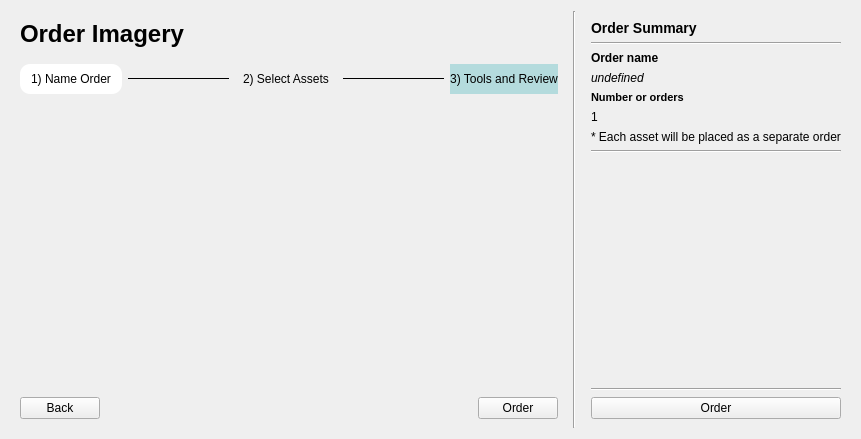
Above: planet_explorer/ui/pe_orders.ui from planetlabs/qgis-planet-plugin before the change. Below: the same form after it.
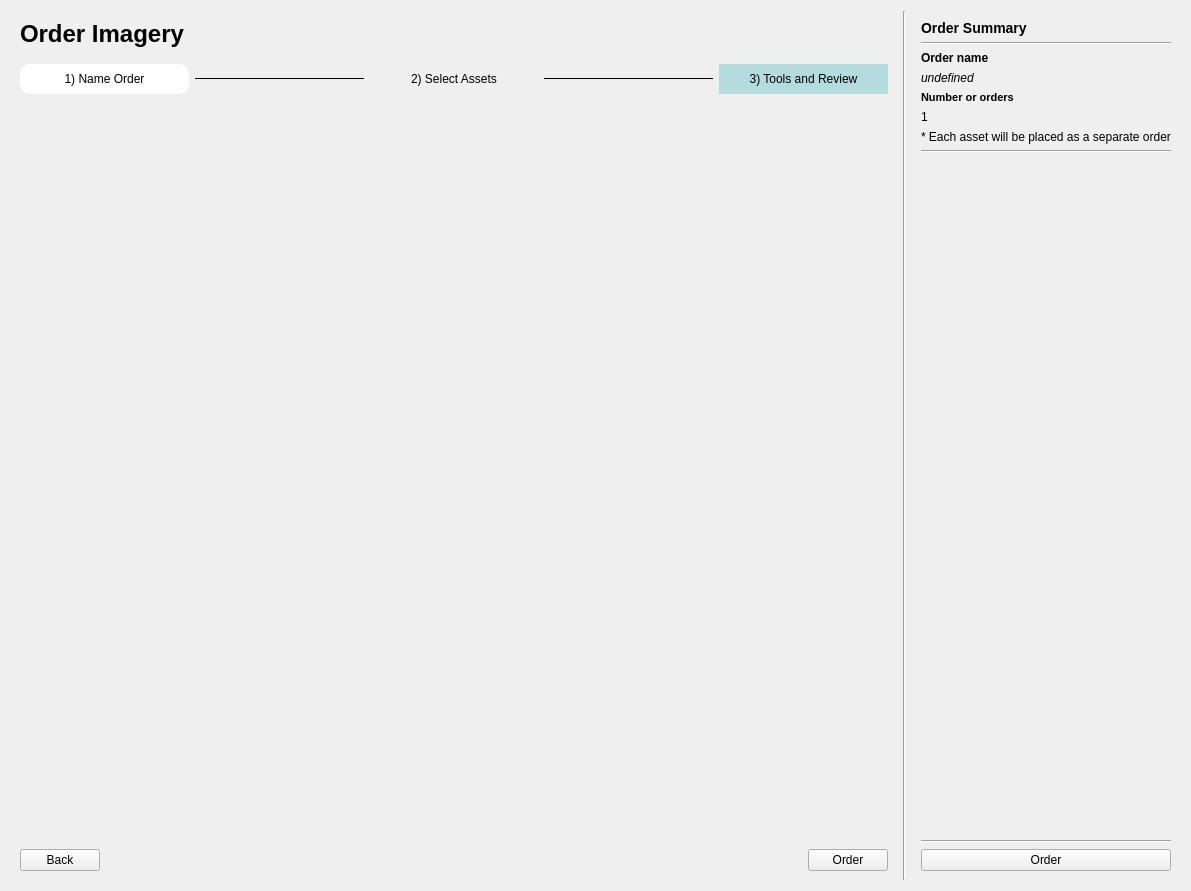
That is the form after the change. The open tabs and pages were chosen to show the change.

Commit message: correctly prepare orders from new order dialog

What changed in the file:
```diff
--- a/planet_explorer/ui/pe_orders.ui
+++ b/planet_explorer/ui/pe_orders.ui
@@ -6,8 +6,8 @@
    <rect>
     <x>0</x>
     <y>0</y>
-    <width>861</width>
-    <height>439</height>
+    <width>1191</width>
+    <height>891</height>
    </rect>
   </property>
   <property name="sizePolicy">
@@ -19,6 +19,8 @@
   <property name="windowTitle">
    <string>Dialog</string>
   </property>
+  <layout class="QVBoxLayout" name="verticalLayout_6">
+   <item>
   <layout class="QHBoxLayout" name="horizontalLayout">
    <item>
     <widget class="QWidget" name="widgetMain" native="true">
@@ -302,8 +304,8 @@
               <rect>
                <x>0</x>
                <y>0</y>
-               <width>100</width>
-               <height>30</height>
+                 <width>895</width>
+                 <height>726</height>
               </rect>
              </property>
             </widget>
@@ -448,6 +450,9 @@
         <property name="frameShape">
          <enum>QFrame::NoFrame</enum>
         </property>
+          <property name="horizontalScrollBarPolicy">
+           <enum>Qt::ScrollBarAlwaysOff</enum>
+          </property>
         <property name="widgetResizable">
          <bool>true</bool>
         </property>
@@ -457,7 +462,7 @@
            <x>0</x>
            <y>0</y>
            <width>225</width>
-           <height>112</height>
+             <height>337</height>
           </rect>
          </property>
         </widget>
@@ -492,6 +497,8 @@
       </item>
      </layout>
     </widget>
+     </item>
+    </layout>
    </item>
   </layout>
  </widget>
```
Left out of the diff: 6 changed lines with no effect on the pictures. Lines whose indentation alone changed are shown as unchanged. The commit also changes 2 other files.
